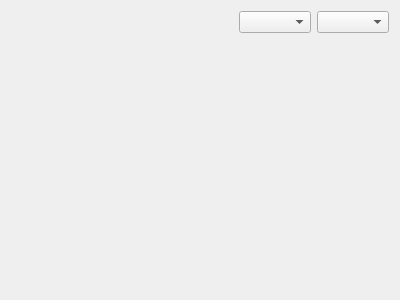
Before: the Qt Designer form src/widgets/audiospectrum_ui.ui in KDE/kdenlive, drawn with Qt 5.
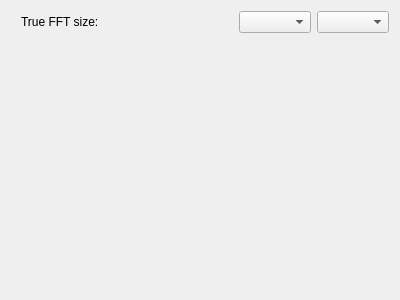
After: the same form once the commit is applied.

Commit message: Audio Spectrum: * kiss_fft configuration is cached as well for better performance * Actual window size is shown in the widget (may differ from the selected window size due to limiting sampling rate) * Showing some ToolTips, removed Realtime option * Comments added

```diff
--- a/src/widgets/audiospectrum_ui.ui
+++ b/src/widgets/audiospectrum_ui.ui
@@ -14,10 +14,10 @@
    <string>Form</string>
   </property>
   <layout class="QGridLayout" name="gridLayout_2">
-   <item row="1" column="2">
+   <item row="1" column="5">
     <widget class="QComboBox" name="windowSize"/>
    </item>
-   <item row="1" column="0">
+   <item row="1" column="3">
     <spacer name="horizontalSpacer">
      <property name="orientation">
       <enum>Qt::Horizontal</enum>
@@ -30,7 +30,7 @@
      </property>
     </spacer>
    </item>
-   <item row="2" column="2">
+   <item row="2" column="5">
     <spacer name="verticalSpacer">
      <property name="orientation">
       <enum>Qt::Vertical</enum>
@@ -43,9 +43,42 @@
      </property>
     </spacer>
    </item>
-   <item row="1" column="1">
+   <item row="1" column="4">
     <widget class="QComboBox" name="windowFunction"/>
    </item>
+   <item row="1" column="1">
+    <widget class="QLabel" name="labelFFTSize">
+     <property name="locale">
+      <locale language="English" country="UnitedStates"/>
+     </property>
+     <property name="text">
+      <string>True FFT size: </string>
+     </property>
+    </widget>
+   </item>
+   <item row="1" column="0">
+    <spacer name="horizontalSpacer_2">
+     <property name="orientation">
+      <enum>Qt::Horizontal</enum>
+     </property>
+     <property name="sizeType">
+      <enum>QSizePolicy::Fixed</enum>
+     </property>
+     <property name="sizeHint" stdset="0">
+      <size>
+       <width>10</width>
+       <height>20</height>
+      </size>
+     </property>
+    </spacer>
+   </item>
+   <item row="1" column="2">
+    <widget class="QLabel" name="labelFFTSizeNumber">
+     <property name="text">
+      <string/>
+     </property>
+    </widget>
+   </item>
   </layout>
  </widget>
  <resources/>
```
The commit also changes 2 other files.
